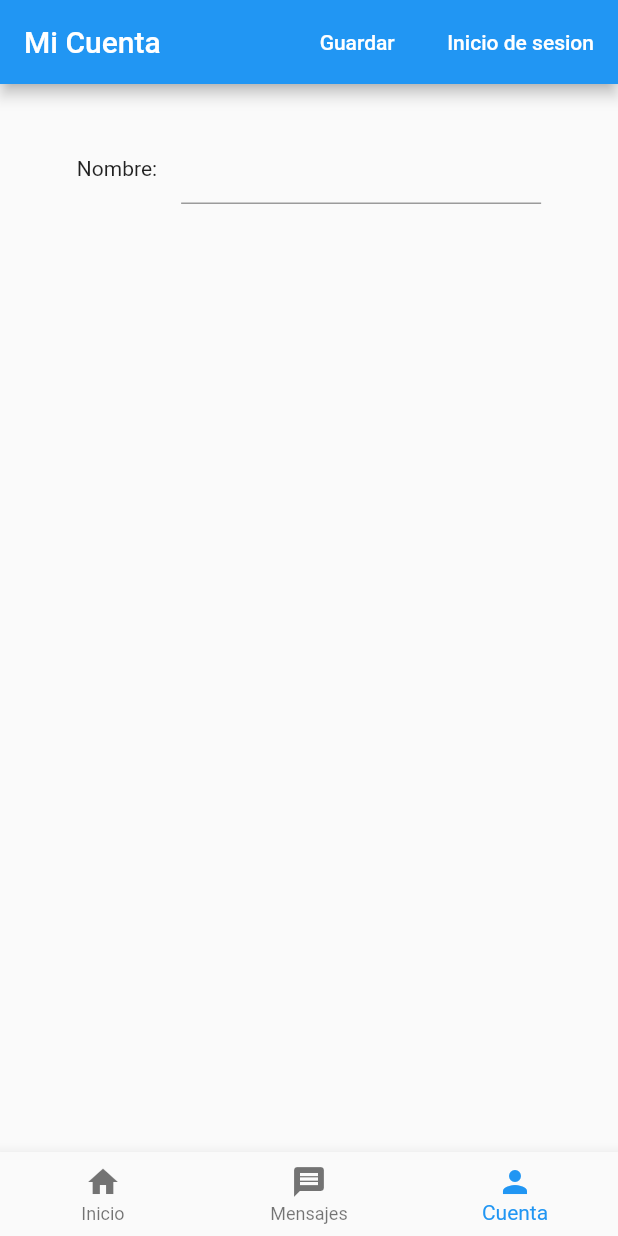
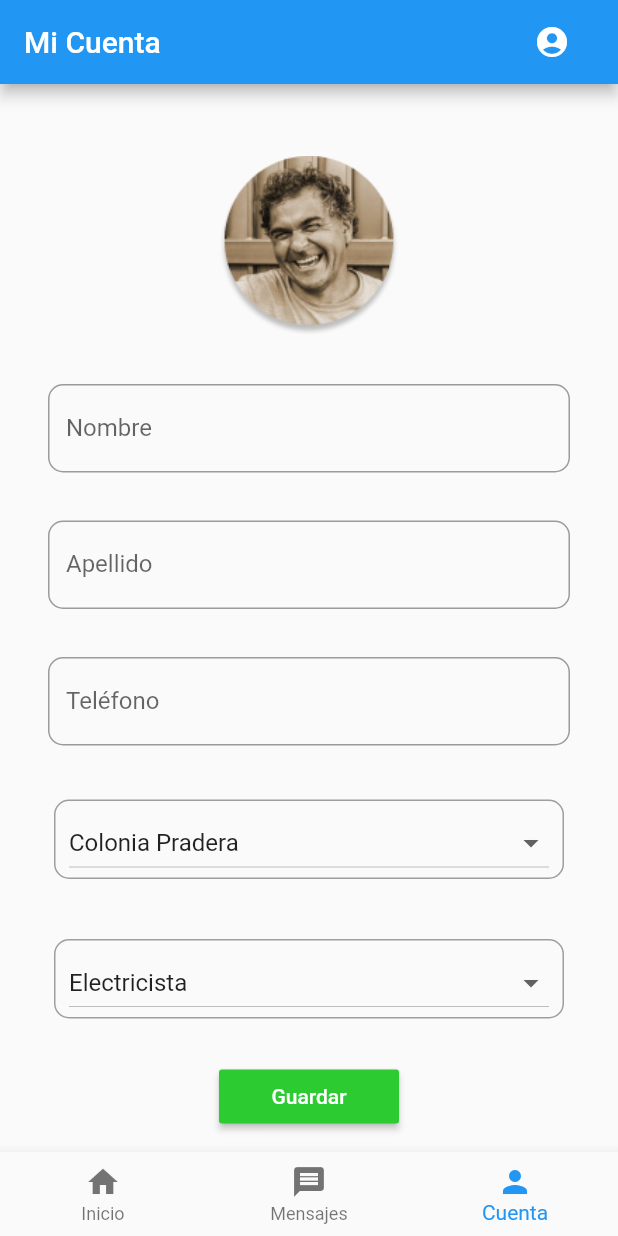
Before and after one commit to imdevdaniel/trabajitos-frontend, a Flutter app: the screen it shows after launch, item 3 of the bottom bar chosen, on a phone screen of 412 x 824 dp. Run offline on Flutter 3.47's test engine with Material 2 defaults, Android fonts, the phone set to English and light mode, and no system bars; network calls fail.

Commit message:
Adds design for profile page

```diff
--- a/lib/src/pages/profile_page.dart
+++ b/lib/src/pages/profile_page.dart
@@ -1,5 +1,4 @@
 import 'package:flutter/material.dart';
-import 'package:trabajitos_frontend/routes/routes.dart';
 
 class ProfilePage extends StatefulWidget {
 
@@ -10,22 +9,18 @@ class ProfilePage extends StatefulWidget {
 
 class _ProfilePageState extends State<ProfilePage> {
 
+  String _selectedAddressValue = 'pradera';
+  String _selectedServiceValue = 'electricista';
+
   @override
   Widget build(BuildContext context) {
     return Scaffold(
       appBar: AppBar(
         title: Text('Mi Cuenta'),
         actions: <Widget>[
-          FlatButton(
-            textColor: Colors.white,
-            child: Text('Guardar'),
-            onPressed: () {
-
-            },
-          ),
            FlatButton(
             textColor: Colors.white,
-            child: Text('Inicio de sesion'),
+            child: Icon(Icons.account_circle),
              onPressed: (){ Navigator.pushNamed(context, 'login');
                 },
           ),
@@ -37,7 +32,13 @@ class _ProfilePageState extends State<ProfilePage> {
           crossAxisAlignment: CrossAxisAlignment.start,
           children: <Widget>[
 
+            this._drawProfilePictureRow(),
             this._drawNameInputRow(),
+            this._drawLastNameInputRow(),
+            this._drawPhoneInputRow(),
+            this._drawAddressInputRow(),
+            this._drawServiceInputRow(),
+            this._drawSaveButtonRow()
 
           ],
         ),
@@ -45,26 +46,159 @@ class _ProfilePageState extends State<ProfilePage> {
     );
   }
 
+  Widget _drawProfilePictureRow() {
+
+    return Container(
+      padding: EdgeInsets.only(top: 48.0),
+      child: Center(
+        child: Image(
+          image: AssetImage('assets/images/profiles/carlos.png'),
+          width: 120.0,
+        ),
+      ),
+    );
+
+  }
+
   Widget _drawNameInputRow() {
 
     return Container(
-      margin: EdgeInsets.only(top: 32.0, right: 16.0, bottom: 32.0, left: 16.0),
-      child: Row(
-        mainAxisAlignment: MainAxisAlignment.center,
-        children: <Widget>[
+      margin: EdgeInsets.only(top: 32.0, right: 32.0, bottom: 0, left: 32.0),
+      child: TextField(
+        decoration: InputDecoration(
+          labelText: 'Nombre',
+          border: OutlineInputBorder(borderRadius: BorderRadius.circular(10.0)),
+        ),
+      ),
+    );
 
-          Text('Nombre:'),
+  }
 
-          Padding(padding: EdgeInsets.only(right: 16.0),),
+  Widget _drawLastNameInputRow() {
 
-          Container(
-            width: 240.0,
-            child: TextField(
+    return Container(
 
+      margin: EdgeInsets.only(top: 32.0, right: 32.0, bottom: 0, left: 32.0),
+      child: TextField(
+        decoration: InputDecoration(
+          labelText: 'Apellido',
+          border: OutlineInputBorder(borderRadius: BorderRadius.circular(10.0)),
+        ),
+      ),
+
+    );
+
+  }
+
+  Widget _drawPhoneInputRow() {
+
+    return Container(
+
+      margin: EdgeInsets.only(top: 32.0, right: 32.0, bottom: 0, left: 32.0),
+      child: TextField(
+        keyboardType: TextInputType.number,
+        decoration: InputDecoration(
+          labelText: 'Teléfono',
+          border: OutlineInputBorder(borderRadius: BorderRadius.circular(10.0)),
+        ),
+      ),
+
+    );
+
+  }
+
+  Widget _drawAddressInputRow() {
+
+    return Container(
+      margin: EdgeInsets.only(top: 32.0, right: 32.0, bottom: 0, left: 32.0),
+      width: double.infinity,
+      child: Card(
+        color: Colors.transparent,
+        elevation: 0,
+        shape: RoundedRectangleBorder(
+          borderRadius: BorderRadius.circular(10.0),
+          side: BorderSide(color: Colors.grey, )
+        ),
+        child: Container(
+          padding: EdgeInsets.only(left: 10.0, right: 10.0, top: 5.0),
+          child: DropdownButton(
+            value: this._selectedAddressValue,
+            isExpanded: true,
+            items: [
+              DropdownMenuItem(child: Text('Colonia Santa Emilia'), value: 'santa_emilia',),
+              DropdownMenuItem(child: Text('Colonia Miraflores'), value: 'miraflores',),
+              DropdownMenuItem(child: Text('Colonia Pradera'), value: 'pradera',),
+              DropdownMenuItem(child: Text('Colonia Carrillo'), value: 'carrillo',),
+              DropdownMenuItem(child: Text('Urbanización España'), value: 'espana',),
+              DropdownMenuItem(child: Text('Colonia Urbesa'), value: 'urbesa',),
+            ],
+            onChanged: (selectedValue) {
+
+              setState(() {
+                this._selectedAddressValue = selectedValue;
+              });
+
+            },
+          ),
+        ),
+      ),
+    );
+
+  }
+
+  Widget _drawServiceInputRow() {
+
+    return Container(
+      margin: EdgeInsets.only(top: 32.0, right: 32.0, bottom: 0, left: 32.0),
+      width: double.infinity,
+      child: Card(
+        color: Colors.transparent,
+        elevation: 0,
+        shape: RoundedRectangleBorder(
+          borderRadius: BorderRadius.circular(10.0),
+          side: BorderSide(color: Colors.grey, )
+        ),
+        child: Container(
+          padding: EdgeInsets.only(left: 10.0, right: 10.0, top: 5.0),
+          child: DropdownButton(
+            value: this._selectedServiceValue,
+            isExpanded: true,
+            items: [
+              DropdownMenuItem(child: Text('Electricista'), value: 'electricista',),
+              DropdownMenuItem(child: Text('Fontanero'), value: 'fontanero',),
+              DropdownMenuItem(child: Text('Pintor'), value: 'pintor',),
+              DropdownMenuItem(child: Text('Jardinero'), value: 'jardinero',),
+              DropdownMenuItem(child: Text('Traductor'), value: 'traductor',),
+              DropdownMenuItem(child: Text('Albañil'), value: 'albanil',),
+            ],
+            onChanged: (selectedValue) {
+
+              setState(() {
+                this._selectedServiceValue = selectedValue;
+              });
+
+            },
+          ),
+        ),
+      ),
+    );
+
+  }
+
+  Widget _drawSaveButtonRow() {
+
+    return Container(
+      padding: EdgeInsets.only(top: 24.0, bottom: 48.0),
+      child: Center(
+        child: ButtonTheme(
+          minWidth: 120.0,
+          child: RaisedButton(
+            color: Color.fromRGBO(44, 203, 50, 1),
+            textColor: Colors.white,
+            onPressed: () {},
+            child: Text('Guardar'),
             ),
-          )
-
-        ],
+        ),
       ),
     );
 
```
